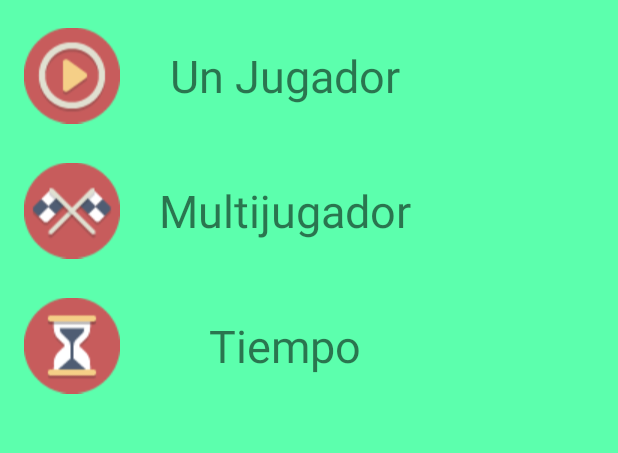
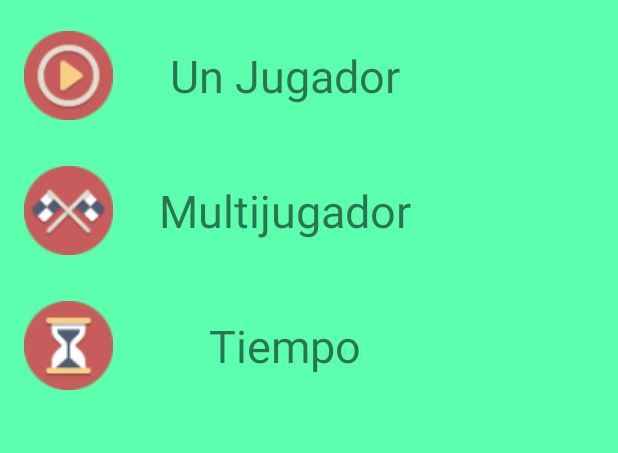
Before and after one commit to Alexandroat/Qizit, an Android app: the screen it shows after launch (MainActivity), on a phone screen of 412 x 824 dp, the part 160-613 px from its top. Run offline under Robolectric (Android 15) with nearby library versions, the phone set to English and light mode, and no system bars.

Commit message:
añadido imagenes con todas las resoluciones

```diff
--- a/app/src/main/res/layout/activity_main.xml
+++ b/app/src/main/res/layout/activity_main.xml
@@ -15,12 +15,6 @@
         android:layout_height="fill_parent"
         android:paddingTop="40dp"
         android:layout_gravity="center">
-
-        <TableRow
-            android:layout_width="fill_parent"
-            android:layout_height="fill_parent">
-
-        </TableRow>
 
         <TableRow
             android:layout_width="fill_parent"
@@ -124,9 +118,4 @@
         android:textColor="#ff060606"
         android:layout_gravity="center_horizontal|top" />
 
-    <LinearLayout
-        android:orientation="vertical"
-        android:layout_width="fill_parent"
-        android:layout_height="fill_parent"></LinearLayout>
-
 </FrameLayout>
```
Also changed, not shown: app/src/main/res/drawable-mdpi/art.png, app/src/main/res/drawable-mdpi/bookshelf.png, app/src/main/res/drawable-mdpi/clapboard.png, app/src/main/res/drawable-mdpi/computer.png, app/src/main/res/drawable-mdpi/gamecontroller.png, app/src/main/res/drawable-mdpi/gear.png, app/src/main/res/drawable-mdpi/genius.png, app/src/main/res/drawable-mdpi/globe.png, app/src/main/res/drawable-mdpi/hourglass.png, app/src/main/res/drawable-mdpi/icono_app.png, app/src/main/res/drawable-mdpi/play.png, app/src/main/res/drawable-mdpi/racingflags.png, app/src/main/res/drawable-mdpi/tools.png, app/src/main/res/drawable-mdpi/tv.png, 1 other file.
